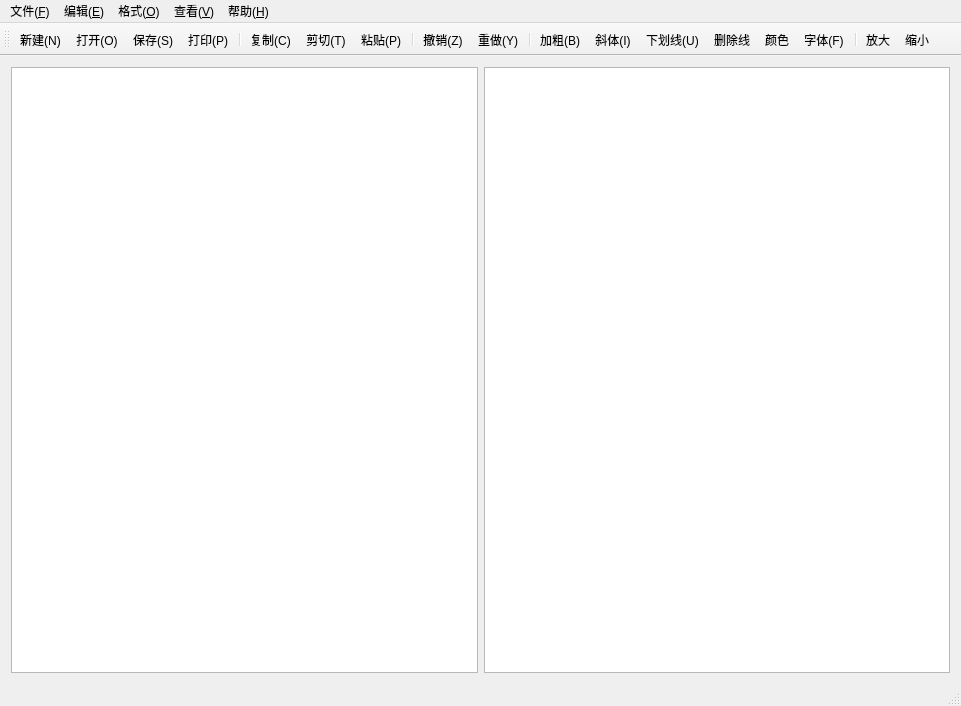
This is NotepadX/NotepadXWindow.ui in ohto-ai/school-course-archives as Qt 5 draws it before an edit. The edited form follows.
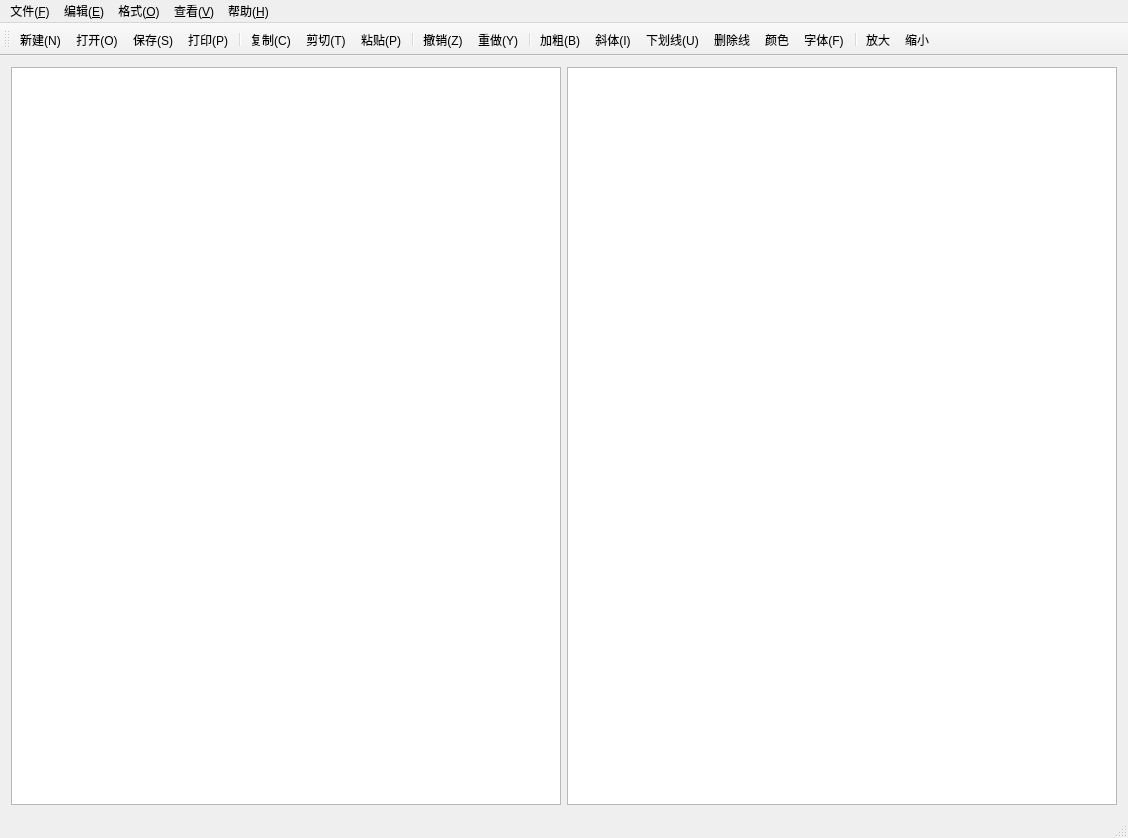
This is the edited form. Icons and pictures are not drawn.

The edit to the form file:
```diff
--- a/NotepadX/NotepadXWindow.ui
+++ b/NotepadX/NotepadXWindow.ui
@@ -6,16 +6,10 @@
    <rect>
     <x>0</x>
     <y>0</y>
-    <width>961</width>
-    <height>706</height>
+    <width>1128</width>
+    <height>838</height>
    </rect>
   </property>
-  <property name="maximumSize">
-   <size>
-    <width>1200</width>
-    <height>1000</height>
-   </size>
-  </property>
   <property name="windowTitle">
    <string>NotepadX</string>
   </property>
@@ -51,7 +45,7 @@
     <rect>
      <x>0</x>
      <y>0</y>
-     <width>961</width>
+     <width>1128</width>
      <height>26</height>
     </rect>
    </property>
```
Left out of the diff: 6 changed lines with no effect on the pictures.
